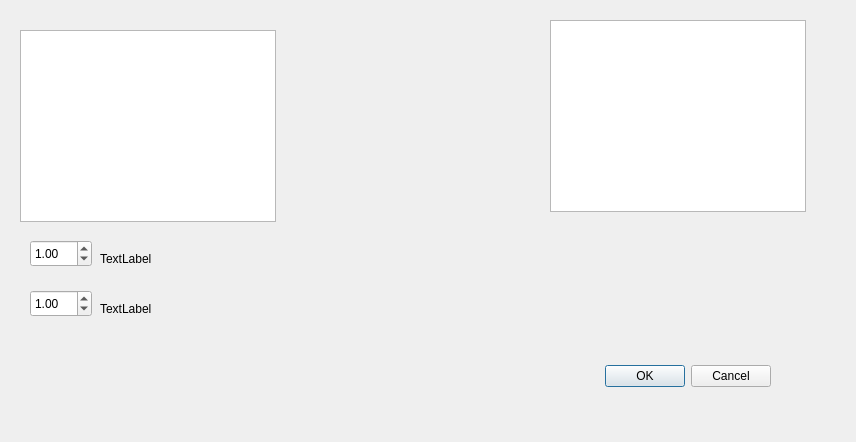
Before: the Qt Designer form additemdialog.ui in kazeevn/Mipt-ray-tracer, drawn with Qt 5.
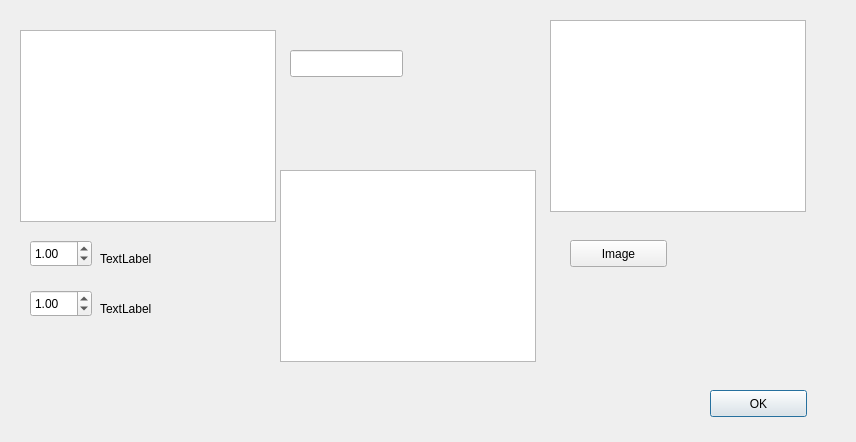
After: the same form once the commit is applied.

Commit message: Probably added picture adding.

Diff of the .ui file:
```diff
--- a/additemdialog.ui
+++ b/additemdialog.ui
@@ -13,22 +13,6 @@
   <property name="windowTitle">
    <string>Dialog</string>
   </property>
-  <widget class="QDialogButtonBox" name="buttonBox">
-   <property name="geometry">
-    <rect>
-     <x>430</x>
-     <y>360</y>
-     <width>341</width>
-     <height>32</height>
-    </rect>
-   </property>
-   <property name="orientation">
-    <enum>Qt::Horizontal</enum>
-   </property>
-   <property name="standardButtons">
-    <set>QDialogButtonBox::Cancel|QDialogButtonBox::Ok</set>
-   </property>
-  </widget>
   <widget class="QListWidget" name="listWidget">
    <property name="geometry">
     <rect>
@@ -107,6 +91,52 @@
     <string>TextLabel</string>
    </property>
   </widget>
+  <widget class="QPushButton" name="pushButtonOK">
+   <property name="geometry">
+    <rect>
+     <x>710</x>
+     <y>390</y>
+     <width>97</width>
+     <height>27</height>
+    </rect>
+   </property>
+   <property name="text">
+    <string>OK</string>
+   </property>
+  </widget>
+  <widget class="QLineEdit" name="editName">
+   <property name="geometry">
+    <rect>
+     <x>290</x>
+     <y>50</y>
+     <width>113</width>
+     <height>27</height>
+    </rect>
+   </property>
+  </widget>
+  <widget class="QGraphicsView" name="graphicsView">
+   <property name="geometry">
+    <rect>
+     <x>280</x>
+     <y>170</y>
+     <width>256</width>
+     <height>192</height>
+    </rect>
+   </property>
+  </widget>
+  <widget class="QPushButton" name="loadImage">
+   <property name="geometry">
+    <rect>
+     <x>570</x>
+     <y>240</y>
+     <width>97</width>
+     <height>27</height>
+    </rect>
+   </property>
+   <property name="text">
+    <string>Image</string>
+   </property>
+  </widget>
  </widget>
  <resources/>
  <connections>
```
Left out of the diff: 35 changed lines with no effect on the pictures. The commit also changes 2 other files.
